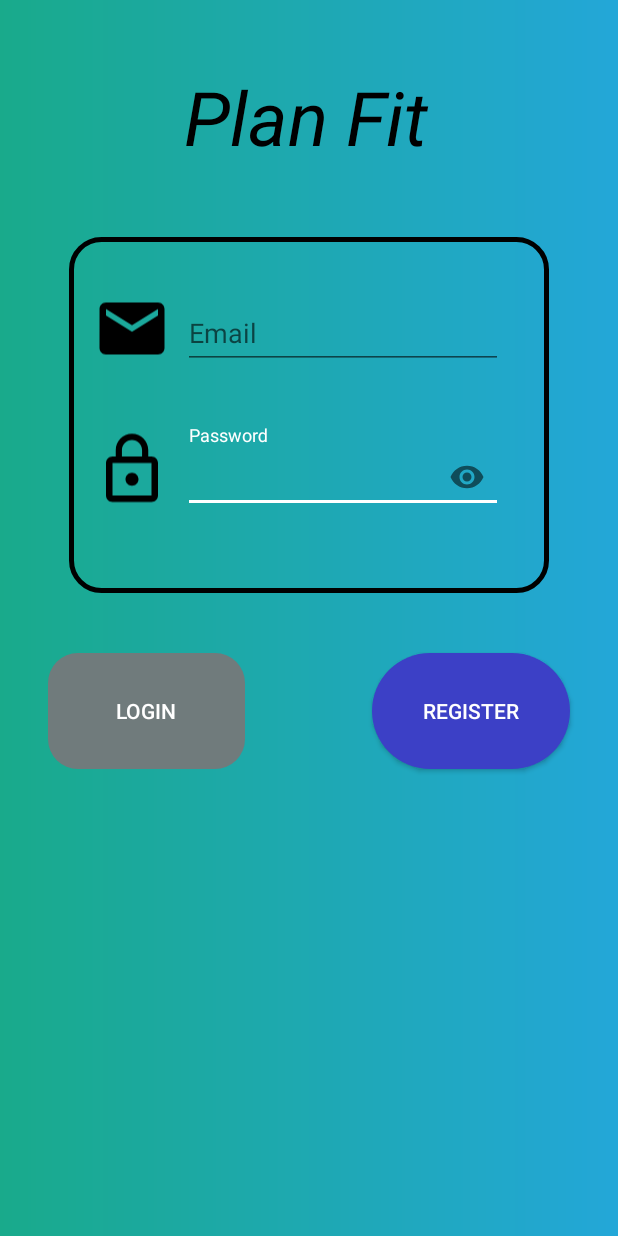
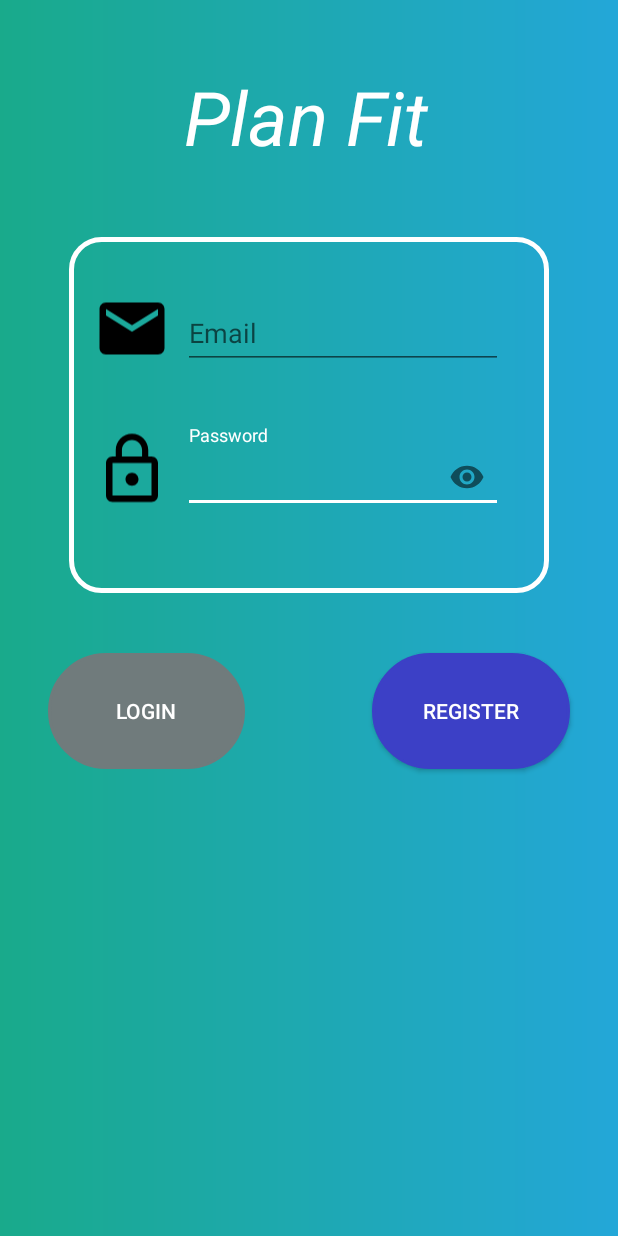
Before and after one commit to Davidgimenez1997/PlanFit, an Android app: the screen it shows after launch (FirstActivity), on a phone screen of 412 x 824 dp. Run offline under Robolectric (Android 15) with nearby library versions, the phone set to English and light mode, and no system bars; our stand-ins replace Firebase (no records; nobody signed in at launch, a user with empty details on screens opened directly).

Commit message:
Login fragment diseño

```diff
--- a/app/src/main/res/drawable/button_shape.xml
+++ b/app/src/main/res/drawable/button_shape.xml
@@ -7,6 +7,7 @@
 
     <stroke
             android:color="@color/background_button"
+            android:width="2dp"
     />
 
     <size
--- a/app/src/main/res/drawable/button_shape_disable.xml
+++ b/app/src/main/res/drawable/button_shape_disable.xml
@@ -1,13 +1,14 @@
 <?xml version="1.0" encoding="utf-8"?>
 <shape xmlns:android="http://schemas.android.com/apk/res/android">
     <corners
-            android:radius="20dp"
+            android:radius="50dp"
     /><solid
         android:color="@color/disable_button"
 />
 
     <stroke
             android:color="@color/disable_button"
+            android:width="2dp"
     />
 
     <size
--- a/app/src/main/res/drawable/button_shape_enable.xml
+++ b/app/src/main/res/drawable/button_shape_enable.xml
@@ -1,7 +1,7 @@
 <?xml version="1.0" encoding="utf-8"?>
 <shape xmlns:android="http://schemas.android.com/apk/res/android">
     <corners
-            android:radius="20dp"
+            android:radius="50dp"
     /><solid
         android:color="@color/button_selected"
 />
--- a/app/src/main/res/drawable/corner_layout.xml
+++ b/app/src/main/res/drawable/corner_layout.xml
@@ -1,7 +1,7 @@
 <?xml version="1.0" encoding="UTF-8"?>
 <shape xmlns:android="http://schemas.android.com/apk/res/android">
     <solid android:color="@color/transparent"/>
-    <stroke android:width="3dp" android:color="@color/black" />
+    <stroke android:width="3dp" android:color="@color/colorAccent" />
     <corners android:radius="20dp"/>
     <padding android:left="0dp" android:top="0dp" android:right="0dp" android:bottom="0dp" />
 </shape>
--- a/app/src/main/res/layout/fragment_login.xml
+++ b/app/src/main/res/layout/fragment_login.xml
@@ -40,7 +40,7 @@
                 android:textStyle="italic"
                 android:textSize="50dp"
                 android:textAlignment="center"
-                android:textColor="@color/black"
+                android:textColor="@color/colorAccent"
                 android:layout_width="318dp"
                 android:layout_height="78dp"
                 android:id="@+id/textView"
--- a/app/src/main/res/values/styles.xml
+++ b/app/src/main/res/values/styles.xml
@@ -8,13 +8,11 @@
         <item name="colorAccent">@color/colorAccent</item>
     </style>
 
-    <style name="MyDialogTheme" parent="Theme.AppCompat.Light.Dialog.Alert">
-
-    </style>
-
     <style name="AlertDialogTheme" parent="Theme.AppCompat.Light.Dialog.Alert">
         <item name="buttonBarPositiveButtonStyle">@style/PositiveButtonStyle</item>
-        <item name="android:background">@color/backgroud_screen_login</item>
+        <item name="android:background">@drawable/backgroung_grad</item>
+        <item name="android:textColor">@color/colorAccent</item>
+        <item name="android:textColorPrimary">@color/colorAccent</item>
     </style>
 
     <style name="PositiveButtonStyle" parent="Widget.AppCompat.Button.ButtonBar.AlertDialog">
```
